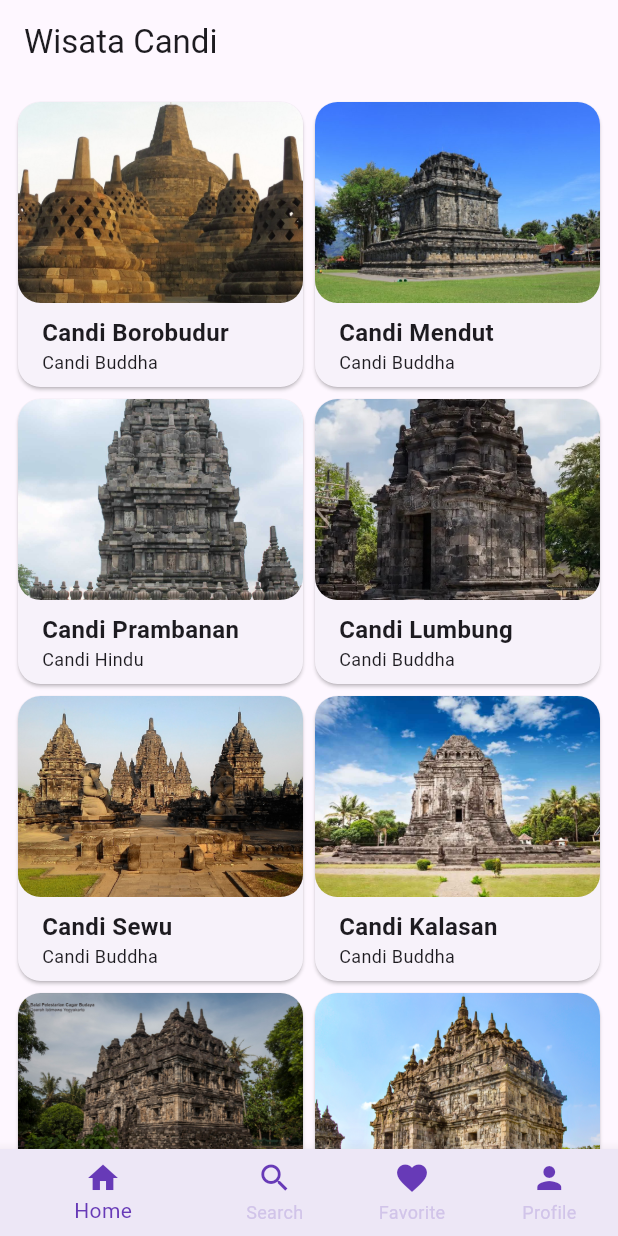
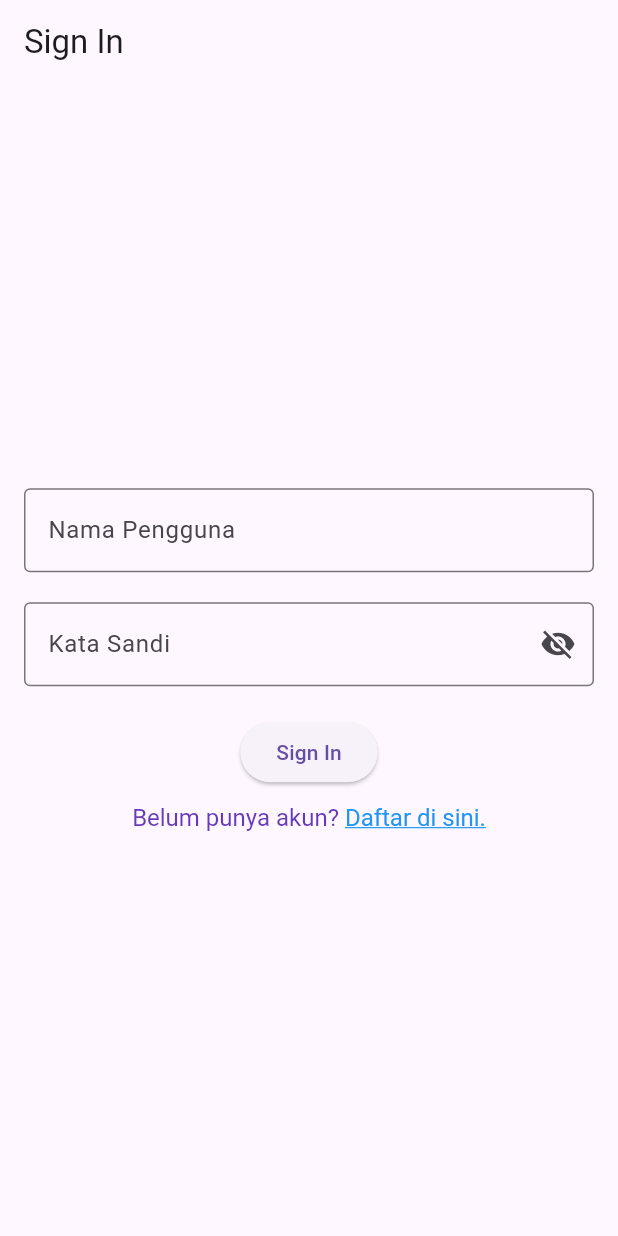
Before and after one commit to Mobile-Programming-MDP/latihan-flutter-luffshyy-06, a Flutter app: the screen it shows after launch, on a phone screen of 412 x 824 dp. Run offline on Flutter 3.47's test engine with Material 3 defaults, Android fonts, the phone set to English and light mode, and no system bars; our stand-ins replace connectivity_plus.

Commit message:
Membuat Sign In dan Sign Out

```diff
--- a/wisata_candi/lib/main.dart
+++ b/wisata_candi/lib/main.dart
@@ -5,6 +5,8 @@
 import 'package:wisata_candi/screens/favorite_screen.dart';
 import 'package:wisata_candi/screens/home_screen.dart';
 import 'package:wisata_candi/screens/search_screen.dart';
+import 'package:wisata_candi/sign_in_screen.dart';
+import 'package:wisata_candi/sign_up_screen.dart';
 
 void main() {
   runApp(const MyApp());
@@ -17,7 +19,8 @@
   Widget build(BuildContext context) {
     return const MaterialApp(
       title: 'Wisata Candi',
-      home: MainScreen(),
+      home: SignInScreen(),
+      // home: MainScreen(),
       // home : HomeScreen(),
       // home: SearchScreen(),
       // home: ProfileScreen(),
--- /dev/null
+++ b/wisata_candi/lib/sign_in_screen.dart
@@ -0,0 +1,107 @@
+import 'package:flutter/gestures.dart';
+import 'package:flutter/material.dart';
+import 'package:wisata_candi/sign_up_screen.dart';
+
+class SignInScreen extends StatefulWidget {
+  const SignInScreen({super.key});
+
+  @override
+  State<SignInScreen> createState() => _SignInScreenState();
+}
+
+class _SignInScreenState extends State<SignInScreen> {
+  final TextEditingController _usernameController = TextEditingController();
+  final TextEditingController _passwordController = TextEditingController();
+
+  String _errorText = '';
+  bool _obscurePassword = true;
+
+  void _signIn() {}
+
+  @override
+  Widget build(BuildContext context) {
+    return Scaffold(
+      appBar: AppBar(
+        title: const Text('Sign In'),
+      ),
+      body: Center(
+        child: SingleChildScrollView(
+          child: Padding(
+            padding: const EdgeInsets.all(16),
+            child: Form(
+              child: Column(
+                mainAxisAlignment: MainAxisAlignment.center,
+                crossAxisAlignment: CrossAxisAlignment.center,
+                children: [
+                  TextFormField(
+                    controller: _usernameController,
+                    decoration: const InputDecoration(
+                      labelText: "Nama Pengguna",
+                      border: OutlineInputBorder(),
+                    ),
+                  ),
+                  const SizedBox(height: 20),
+                  TextFormField(
+                    controller: _passwordController,
+                    decoration: InputDecoration(
+                      labelText: "Kata Sandi",
+                      errorText: _errorText.isNotEmpty ? _errorText : null,
+                      border: const OutlineInputBorder(),
+                      suffixIcon: IconButton(
+                        onPressed: () {
+                          setState(() {
+                            _obscurePassword = !_obscurePassword;
+                          });
+                        },
+                        icon: Icon(
+                          _obscurePassword
+                              ? Icons.visibility_off
+                              : Icons.visibility,
+                        ),
+                      ),
+                    ),
+                    obscureText: _obscurePassword,
+                  ),
+                  const SizedBox(height: 20),
+                  ElevatedButton(
+                    onPressed: _signIn,
+                    child: const Text('Sign In'),
+                  ),
+                  const SizedBox(height: 10),
+                  RichText(
+                    text: TextSpan(
+                      text: 'Belum punya akun? ',
+                      style: const TextStyle(
+                        fontSize: 16,
+                        color: Colors.deepPurple,
+                      ),
+                      children: <TextSpan>[
+                        TextSpan(
+                          text: 'Daftar di sini.',
+                          style: const TextStyle(
+                            color: Colors.blue,
+                            decoration: TextDecoration.underline,
+                            fontSize: 16,
+                          ),
+                          recognizer: TapGestureRecognizer()
+                            ..onTap = () {
+                              Navigator.push(
+                                context,
+                                MaterialPageRoute(
+                                  builder: (context) => const SignUpScreen(),
+                                ),
+                              );
+                            },
+                        ),
+                      ],
+                    ),
+                  ),
+                ],
+              ),
+            ),
+          ),
+        ),
+      ),
+    );
+  }
+}
```
Also changed, not shown: wisata_candi/lib/sign_up_screen.dart (added, +127 -0 lines).
